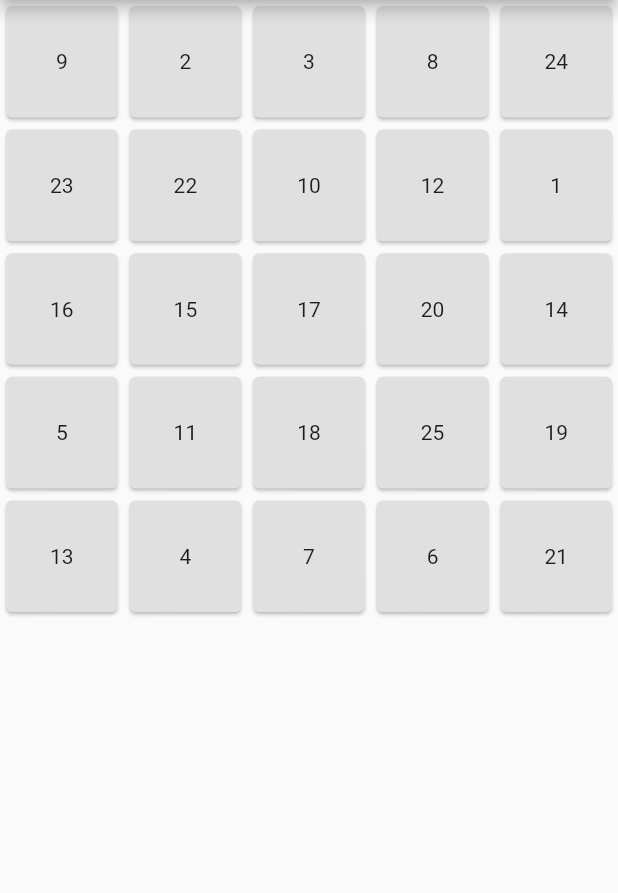
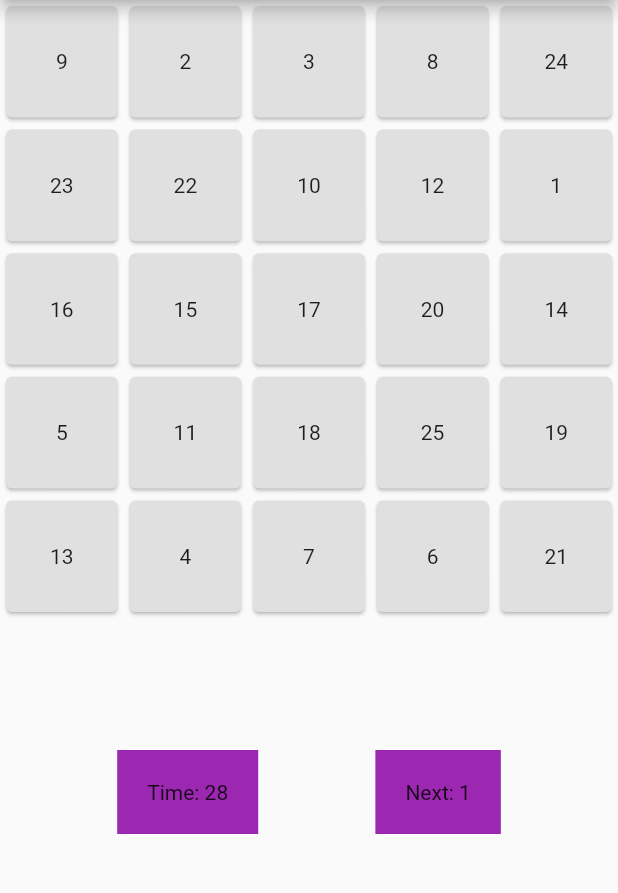
Before and after one commit to fatmagultut/Flutter_Sayi_Bulmaca, a Flutter app: the screen it shows after launch, on a phone screen of 412 x 824 dp, the part 84-977 px from its top. Run offline on Flutter 3.47's test engine with Material 2 defaults, Android fonts, the phone set to English and light mode, and no system bars.

Commit message:
Update main.dart

```diff
--- a/lib/main.dart
+++ b/lib/main.dart
@@ -27,20 +27,10 @@ class MyCrossIntt extends StatefulWidget {
 }
 
 class _MyCrossInttState extends State<MyCrossIntt> {
-  static const duration = const Duration(seconds: 1);
   int counter = 1; //1 dan 25 e count değerini tutacak
+  int next = 1;
   List<int> valList = myList();
-
-  int secondsPassed = 0;
-  bool isActive = false;
-
-  Timer timer;
-
-  void handleTick() {
-    setState(() {
-      secondsPassed = secondsPassed + 1;
-    });
-  }
+  int _stopwatch = 0;
 
   static List<int> myList() {
     List<int> numbers = List.generate(25, (index) => index + 1);
@@ -50,20 +40,22 @@ class _MyCrossInttState extends State<MyCrossIntt> {
 
   @override
   Widget build(BuildContext context) {
-    if (timer == null) {
-      timer = Timer.periodic(duration, (Timer t) {
-        handleTick();
+    Timer.periodic(Duration(seconds: 1), (timer) {
+      setState(() {
+        _stopwatch++;
       });
-    }
-    int seconds = secondsPassed % 60;
-    int minutes = secondsPassed ~/ 60;
-    int hours = secondsPassed ~/ (60 * 60);
+    });
+
     String val;
     return new Scaffold(
       appBar: new AppBar(
         title: Center(child: new Text('Sayı Bulmaca')),
       ),
-      body: Container(
+      body: Column(
+        children: [
+          Container(
+            width: 500,
+            height: 500,
             child: GridView.count(
               crossAxisCount: 5,
               children: new List<Widget>.generate(25, (index) {
@@ -85,6 +77,23 @@ class _MyCrossInttState extends State<MyCrossIntt> {
               }),
             ),
           ),
+          Row(
+            mainAxisAlignment: MainAxisAlignment.spaceEvenly,
+            children: [
+              Container(
+                child: Text('Time: $_stopwatch'),
+                color: Colors.purple,
+                padding: EdgeInsets.all(20),
+              ),
+              Container(
+                child: Text('Next: $next'),
+                color: Colors.purple,
+                padding: EdgeInsets.all(20),
+              ),
+            ],
+          )
+        ],
+      ),
     );
   }
 
@@ -92,6 +101,7 @@ class _MyCrossInttState extends State<MyCrossIntt> {
     if (valList[index] == counter) {
       setState(() {
         counter++;
+        next = counter;
       });
       print(valList[index].toString());
       if (valList[index] == 25) {
```
Lines whose indentation alone changed are shown as unchanged.
